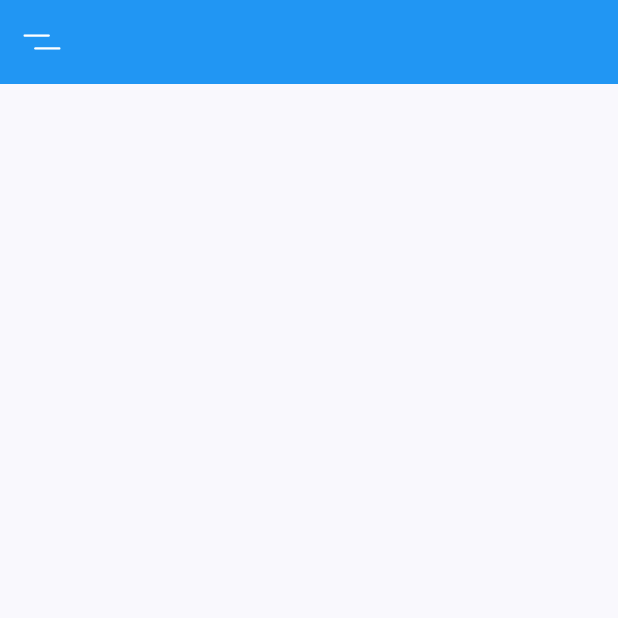
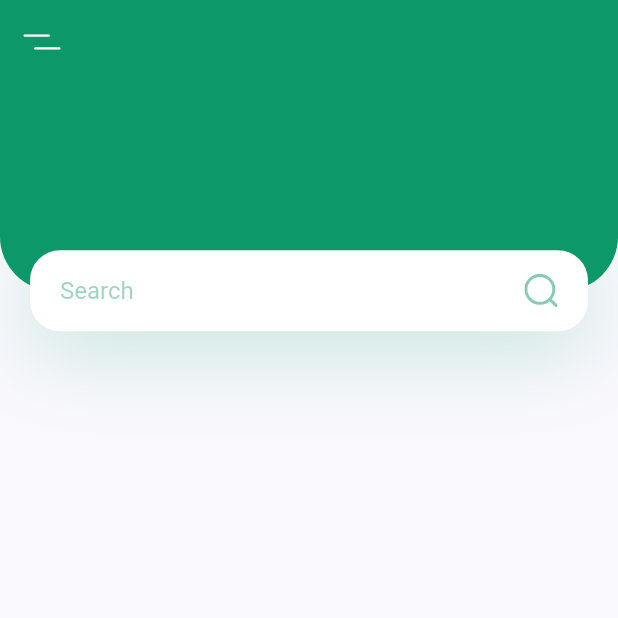
Before and after one commit to Azzamubaidillah/Plant-App, a Flutter app: the screen it shows after launch, on a phone screen of 412 x 824 dp, the top half of it. Run offline on Flutter 3.47's test engine with Material 2 defaults, Android fonts, the phone set to English and light mode, and no system bars; our stand-ins replace flutter_svg.

Commit message:
body component search bar

```diff
--- a/lib/constants.dart
+++ b/lib/constants.dart
@@ -1,6 +1,6 @@
 import 'package:flutter/material.dart';
 
-const kPrimaryColor = Color(0xFFA5D6A7);
+const kPrimaryColor = Color(0xFF0C9869);
 const kTextColor = Color(0xFF3C4046);
 const kBackgroundColor = Color(0xFFF9F8FD);
 
--- /dev/null
+++ b/lib/screens/home/components/body.dart
@@ -0,0 +1,76 @@
+// ignore_for_file: prefer_const_constructors, prefer_const_literals_to_create_immutables
+
+import 'package:flutter/material.dart';
+import 'package:flutter_svg/flutter_svg.dart';
+import 'package:plant_application/constants.dart';
+
+class Body extends StatelessWidget {
+  @override
+  Widget build(BuildContext context) {
+    // total height and width of body
+    Size size = MediaQuery.of(context).size;
+
+    return Column(
+      children: <Widget>[
+        Container(
+          // 20 % total body
+          height: size.height * 0.2,
+          child: Stack(
+            children: <Widget>[
+              Container(
+                height: size.height * 0.2 - 27,
+                decoration: const BoxDecoration(
+                  color: kPrimaryColor,
+                  borderRadius: BorderRadius.only(
+                    bottomLeft: Radius.circular(36),
+                    bottomRight: Radius.circular(36),
+                  ),
+                ),
+              ),
+              Positioned(
+                bottom: 0,
+                left: 0,
+                right: 0,
+                child: Container(
+                  alignment: Alignment.center,
+                  margin: EdgeInsets.symmetric(horizontal: kDefaultPadding),
+                  padding: EdgeInsets.symmetric(horizontal: kDefaultPadding),
+                  height: 54,
+                  decoration: BoxDecoration(
+                    color: Colors.white,
+                    borderRadius: BorderRadius.circular(20),
+                    boxShadow: [
+                      BoxShadow(
+                        offset: Offset(0, 10),
+                        blurRadius: 50,
+                        color: kPrimaryColor.withOpacity(0.23),
+                      ),
+                    ],
+                  ),
+                  child: Row(
+                    children: [
+                      Expanded(
+                        child: TextField(
+                          onChanged: (value) {},
+                          decoration: InputDecoration(
+                            hintText: "Search",
+                            hintStyle: TextStyle(
+                              color: kPrimaryColor.withOpacity(0.4),
+                            ),
+                            enabledBorder: InputBorder.none,
+                            focusedBorder: InputBorder.none,
+                          ),
+                        ),
+                      ),
+                      SvgPicture.asset("assets/icons/search.svg"),
+                    ],
+                  ),
+                ),
+              )
+            ],
+          ),
+        )
+      ],
+    );
+  }
+}
--- a/lib/screens/home/home_screen.dart
+++ b/lib/screens/home/home_screen.dart
@@ -1,16 +1,24 @@
 import 'package:flutter/material.dart';
 import 'package:flutter_svg/svg.dart';
+import 'package:plant_application/constants.dart';
+import 'package:plant_application/screens/home/components/body.dart';
 
 class HomeScreen extends StatelessWidget {
   @override
   Widget build(BuildContext context) {
     return Scaffold(
-      appBar: AppBar(
-        elevation: 0,
-        leading: IconButton(
-          icon: SvgPicture.asset("assets/icons/menu.svg"),
-          onPressed: () {},
-        ),
+      appBar: buildAppBar(),
+      body: Body(),
+    );
+  }
+
+  AppBar buildAppBar() {
+    return AppBar(
+      backgroundColor: kPrimaryColor,
+      elevation: 0,
+      leading: IconButton(
+        icon: SvgPicture.asset("assets/icons/menu.svg"),
+        onPressed: () {},
       ),
     );
   }
```
